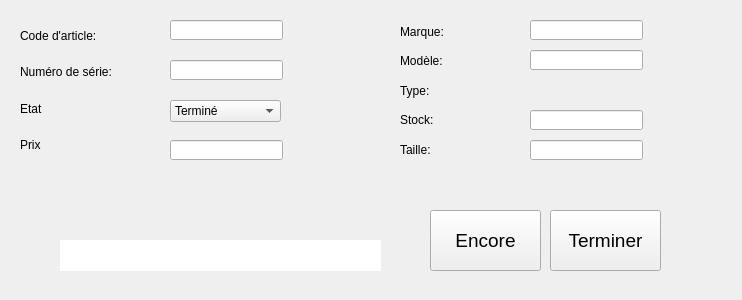
This is view/addItemsView.ui in GruberAdam/TPI-Sploks as Qt 5 draws it before an edit. The edited form follows.
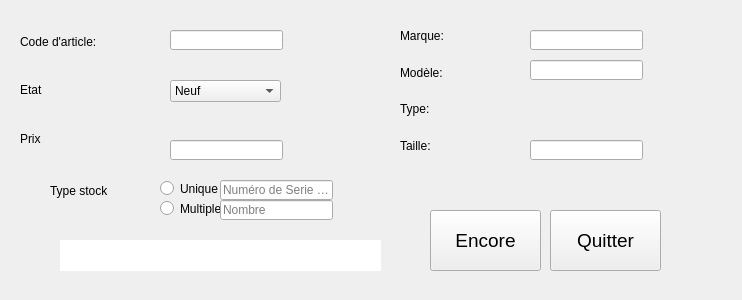
This is the edited form.

Commit message: Ajout des articles fonctionnel

Patch:
```diff
--- a/view/addItemsView.ui
+++ b/view/addItemsView.ui
@@ -40,16 +40,6 @@
        </property>
       </widget>
      </item>
-     <item>
-      <widget class="QLabel" name="label_3">
-       <property name="styleSheet">
-        <string notr="true">font: 87 10pt &quot;Arial Black&quot;;</string>
-       </property>
-       <property name="text">
-        <string>Numéro de série:</string>
-       </property>
-      </widget>
-     </item>
      <item>
       <widget class="QLabel" name="label_5">
        <property name="styleSheet">
@@ -112,16 +102,6 @@
        </property>
       </widget>
      </item>
-     <item>
-      <widget class="QLabel" name="label_8">
-       <property name="styleSheet">
-        <string notr="true">font: 87 10pt &quot;Arial Black&quot;;</string>
-       </property>
-       <property name="text">
-        <string>Stock:</string>
-       </property>
-      </widget>
-     </item>
      <item>
       <widget class="QLabel" name="label_2">
        <property name="styleSheet">
@@ -138,7 +118,7 @@
     <property name="geometry">
      <rect>
       <x>170</x>
-      <y>20</y>
+      <y>30</y>
       <width>113</width>
       <height>20</height>
      </rect>
@@ -147,12 +127,18 @@
    <widget class="QLineEdit" name="textNumeroSerie">
     <property name="geometry">
      <rect>
-      <x>170</x>
-      <y>60</y>
+      <x>220</x>
+      <y>180</y>
       <width>113</width>
       <height>20</height>
      </rect>
     </property>
+    <property name="echoMode">
+     <enum>QLineEdit::Normal</enum>
+    </property>
+    <property name="placeholderText">
+     <string>Numéro de Serie (S/N)</string>
+    </property>
    </widget>
    <widget class="QLineEdit" name="textPrix">
     <property name="geometry">
@@ -184,30 +170,17 @@
     <property name="geometry">
      <rect>
       <x>530</x>
-      <y>20</y>
+      <y>30</y>
       <width>113</width>
       <height>20</height>
      </rect>
     </property>
    </widget>
-   <widget class="QLineEdit" name="textStock">
-    <property name="geometry">
-     <rect>
-      <x>530</x>
-      <y>110</y>
-      <width>113</width>
-      <height>20</height>
-     </rect>
-    </property>
-    <property name="maxLength">
-     <number>7</number>
-    </property>
-   </widget>
    <widget class="QLineEdit" name="textModel">
     <property name="geometry">
      <rect>
       <x>530</x>
-      <y>50</y>
+      <y>60</y>
       <width>113</width>
       <height>20</height>
      </rect>
@@ -217,16 +190,11 @@
     <property name="geometry">
      <rect>
       <x>170</x>
-      <y>100</y>
+      <y>80</y>
       <width>111</width>
       <height>22</height>
      </rect>
     </property>
-    <item>
-     <property name="text">
-      <string>Terminé</string>
-     </property>
-    </item>
     <item>
      <property name="text">
       <string>Neuf</string>
@@ -258,7 +226,7 @@
      </font>
     </property>
     <property name="text">
-     <string>Terminer</string>
+     <string>Quitter</string>
     </property>
    </widget>
    <widget class="QPushButton" name="btnEncore">
@@ -307,6 +275,64 @@
      <bool>true</bool>
     </property>
    </widget>
+   <widget class="QRadioButton" name="radioUnique">
+    <property name="geometry">
+     <rect>
+      <x>160</x>
+      <y>180</y>
+      <width>82</width>
+      <height>17</height>
+     </rect>
+    </property>
+    <property name="text">
+     <string>Unique</string>
+    </property>
+   </widget>
+   <widget class="QRadioButton" name="radioMultiple">
+    <property name="geometry">
+     <rect>
+      <x>160</x>
+      <y>200</y>
+      <width>82</width>
+      <height>17</height>
+     </rect>
+    </property>
+    <property name="text">
+     <string>Multiple</string>
+    </property>
+   </widget>
+   <widget class="QLabel" name="label_9">
+    <property name="geometry">
+     <rect>
+      <x>50</x>
+      <y>180</y>
+      <width>101</width>
+      <height>21</height>
+     </rect>
+    </property>
+    <property name="styleSheet">
+     <string notr="true">font: 87 10pt &quot;Arial Black&quot;;</string>
+    </property>
+    <property name="text">
+     <string>Type stock</string>
+    </property>
+   </widget>
+   <widget class="QLineEdit" name="textStock">
+    <property name="geometry">
+     <rect>
+      <x>220</x>
+      <y>200</y>
+      <width>113</width>
+      <height>20</height>
+     </rect>
+    </property>
+    <property name="echoMode">
+     <enum>QLineEdit::Normal</enum>
+    </property>
+    <property name="placeholderText">
+     <string>Nombre</string>
+    </property>
+   </widget>
   </widget>
  </widget>
  <tabstops>
```
Left out of the diff: 6 changed lines with no effect on the pictures. The commit also changes 2 other files.
